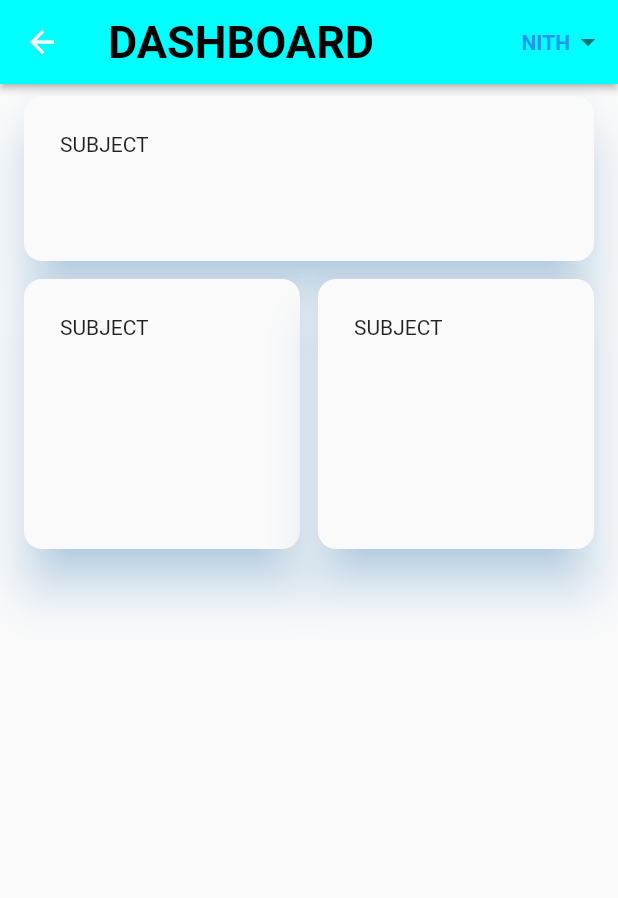
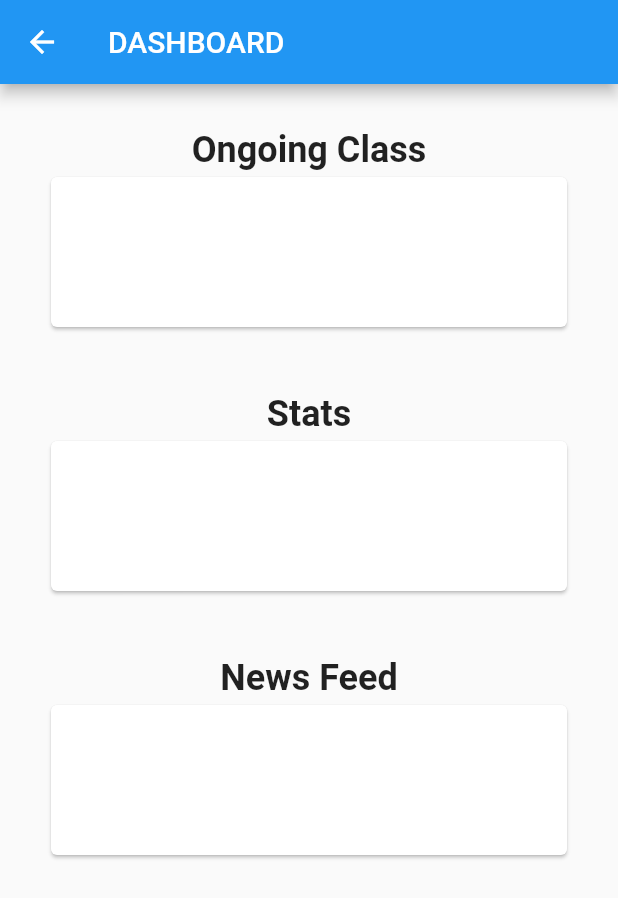
Before and after one commit to shubhankarsharma00/Sidhy, a Flutter app: the DashBoard screen opened by its route, on a phone screen of 412 x 824 dp. Shown: the top 898 px of the screen. Run offline on Flutter 3.47's test engine with Material 2 defaults, Android fonts, the phone set to English and light mode, and no system bars; our stand-ins replace font_awesome_flutter; accounts and stored records are empty; project files that could hold a hidden picture were left out.

Commit message:
update dashboard

```diff
--- a/lib/main.dart
+++ b/lib/main.dart
@@ -13,7 +13,7 @@ class MyApp extends StatelessWidget {
   @override
   Widget build(BuildContext context) {
     return new MaterialApp(
-      title: 'TheGorgeousLogin',
+      title: 'SIDHY',
       theme: new ThemeData(
         primarySwatch: Colors.blue,
       ),
--- a/lib/pages/dashboard.dart
+++ b/lib/pages/dashboard.dart
@@ -3,6 +3,7 @@ import 'package:flutter/material.dart';
 import '../style/theme.dart' as Theme;
 import 'package:flutter_staggered_grid_view/flutter_staggered_grid_view.dart';
 import '../widgets/subjectCard.dart';
+import '../widgets/heading.dart';
 
 class DashBoard extends StatefulWidget {
   @override
@@ -14,81 +15,66 @@ class _DashBoardState extends State<DashBoard> {
   Widget build(BuildContext context) {
     return Scaffold(
       appBar: AppBar(
-        elevation: 2.0,
-        backgroundColor: Theme.Colors.primaryColor,
-        title: Text(
-          "DASHBOARD",
-          style: TextStyle(
-              color: Colors.black, fontWeight: FontWeight.w700, fontSize: 30.0),
+        title: Text("DASHBOARD"),
       ),
-        actions: <Widget>[
-          Container(
-            margin: EdgeInsets.only(right: 8.0),
-            child: Row(
-              mainAxisAlignment: MainAxisAlignment.center,
-              crossAxisAlignment: CrossAxisAlignment.center,
+      body: Container(
+        child: ListView(
+          padding: EdgeInsets.all(10.0),
           children: <Widget>[
-                Text('NITH',
-                    style: TextStyle(
-                        color: Colors.blue,
-                        fontWeight: FontWeight.w700,
-                        fontSize: 14.0)),
-                Icon(Icons.arrow_drop_down, color: Colors.black54)
+            Padding(
+              padding: EdgeInsets.all(20),
+              child: Column(
+                children: <Widget>[
+                  Heading("Ongoing Class"),
+                  _ongoingClass(),
                 ],
               ),
-          )
+            ),
+            Padding(
+              padding: EdgeInsets.all(20),
+              child: Column(
+                children: <Widget>[
+                  Heading("Stats"),
+                  _stats(),
                 ],
               ),
-      body: StaggeredGridView.count(
-          crossAxisCount: 2,
-          crossAxisSpacing: 12.0,
-          mainAxisSpacing: 12.0,
-          padding: EdgeInsets.symmetric(horizontal: 16.0, vertical: 8.0),
+            ),
+            Padding(
+              padding: EdgeInsets.all(20),
+              child: Column(
                 children: <Widget>[
-            _buildTile(
-              Padding(
-                padding: EdgeInsets.all(24.0),
-                child: SubjectCard(),
+                  Heading("News Feed"),
+                  _newsFeed(),
+                ],
               ),
-              onTap: () => {print("TESTING")}
             ),
-            _buildTile(
-              Padding(
-                padding: EdgeInsets.all(24.0),
-                child: SubjectCard(),
+          ],
         ),
-              onTap: () => {print("TESTING")}
       ),
-            _buildTile(
-              Padding(
-                padding: EdgeInsets.all(24.0),
-                child: SubjectCard(),
-              ),
-              onTap: () => {print("TESTING")}
-            ),
-
-
-          ],
-          staggeredTiles: [
-            StaggeredTile.extent(2, 110.0),
-            StaggeredTile.extent(1, 180.0),
-            StaggeredTile.extent(1, 180.0),
-          ]),
     );
   }
 
-  Widget _buildTile(Widget child, {Function() onTap}) {
-    return Material(
-        elevation: 14.0,
-        borderRadius: BorderRadius.circular(12.0),
-        shadowColor: Color(0x802196F3),
-        child: InkWell(
-            // Do onTap() if it isn't null, otherwise do print()
-            onTap: onTap != null
-                ? () => onTap()
-                : () {
-                    print('Not set yet');
-                  },
-            child: child));
+  Widget _ongoingClass() {
+    return Card(
+      child: Container(
+        height: 100.0,
+      ),
+    );
+  }
+
+  Widget _stats() {
+    return Card(
+      child: Container(
+        height: 100.0,
+      ),
+    );
+  }
+
+  Widget _newsFeed() {
+    return Card(
+      child: Container(
+        height: 100.0,
+      ),
+    );
   }
 }
--- a/lib/pages/login_page.dart
+++ b/lib/pages/login_page.dart
@@ -673,6 +673,11 @@ class _LoginPageState extends State<LoginPage>
   void _signIn() {
     String email = loginEmailController.text;
     String pass = loginPasswordController.text;
+    // FOR TESTING ONLY REMOVE LATER TODO
+    if(email == "" && pass == ""){
+      email = "k@g.com";
+      pass = "123123";
+    }
     widget.auth.signIn(email, pass).then((_){
       Navigator.pushReplacementNamed(context, '/dashboard');
     }).catchError((e){
--- /dev/null
+++ b/lib/widgets/heading.dart
@@ -0,0 +1,13 @@
+import 'package:flutter/material.dart';
+
+class Heading extends StatelessWidget {
+  final String text;
+  Heading(this.text);
+  @override
+  Widget build(BuildContext context) {
+    return Text(
+      text,
+      style: TextStyle(fontSize: 24.0, fontWeight: FontWeight.bold),
+    );
+  }
+}
```
Lines whose indentation alone changed are shown as unchanged.
